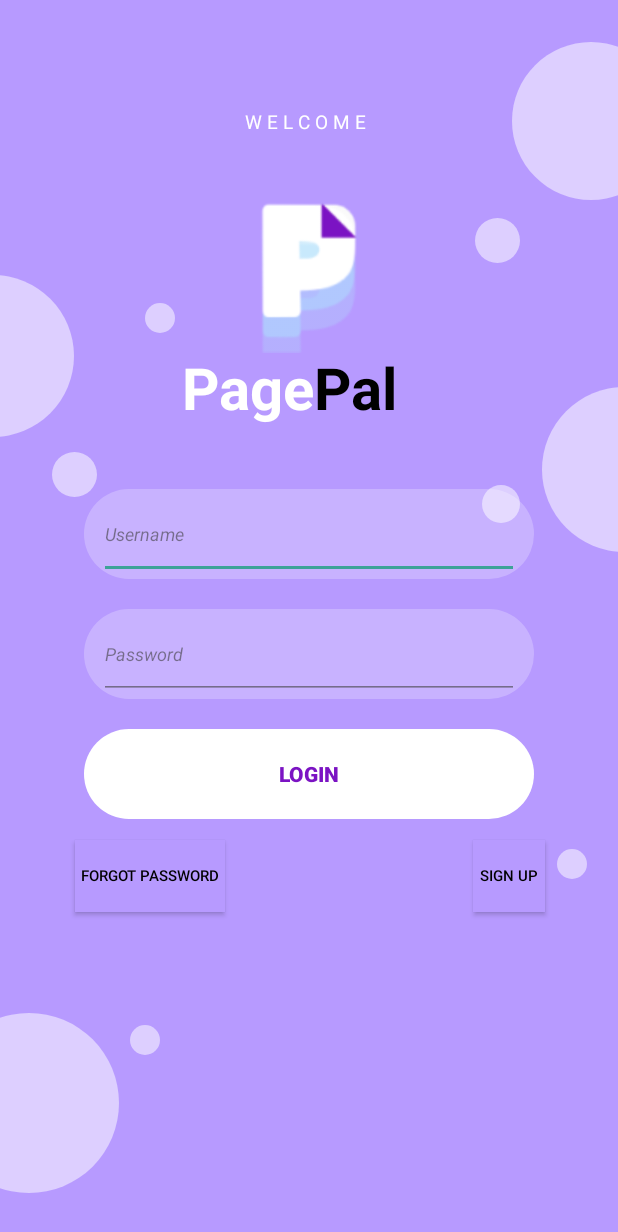
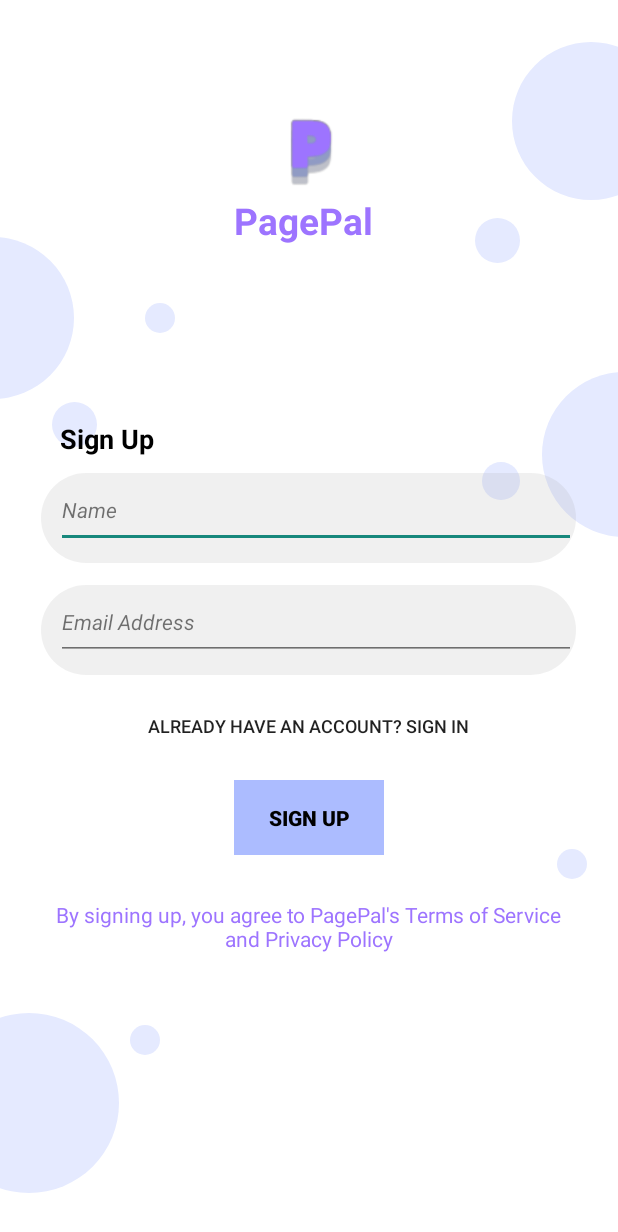
Before and after one commit to jei16/PagePal---CET4, an Android app built with Jetpack Compose: the screen it shows after launch (MainActivity), on a phone screen of 412 x 824 dp. Shown: the top 1232 px of the screen. Run offline under Robolectric (Android 15) with nearby library versions, the phone set to English and light mode, and no system bars.

Commit message:
Updated the first page of Sign Up Screen

```diff
--- a/app/src/main/java/com/example/pagepal/MainActivity.kt
+++ b/app/src/main/java/com/example/pagepal/MainActivity.kt
@@ -15,6 +15,6 @@ import com.example.pagepal.ui.theme.PagePalTheme
 class MainActivity : ComponentActivity() {
     override fun onCreate(savedInstanceState: Bundle?) {
         super.onCreate(savedInstanceState)
-        setContentView(R.layout.activity_loginscreen)
+        setContentView(R.layout.activity_signupscreen)
 }
 }
--- a/app/src/main/res/layout/activity_signupscreen.xml
+++ b/app/src/main/res/layout/activity_signupscreen.xml
@@ -4,6 +4,7 @@
     xmlns:tools="http://schemas.android.com/tools"
     android:layout_width="match_parent"
     android:layout_height="match_parent">
+
 
     <RelativeLayout
         android:layout_width="match_parent"
@@ -27,7 +28,7 @@
                 android:layout_width="108dp"
                 android:layout_height="108dp"
                 android:layout_marginStart="0dp"
-                android:layout_marginTop="155dp"
+                android:layout_marginTop="130dp"
                 android:background="@drawable/design_shape_signup" />
 
             <View
@@ -52,7 +53,7 @@
                 android:layout_width="30dp"
                 android:layout_height="30dp"
                 android:layout_marginStart="93dp"
-                android:layout_marginTop="273dp"
+                android:layout_marginTop="240dp"
                 android:background="@drawable/design_shape_signup" />
 
             <View
@@ -76,7 +77,7 @@
                 android:layout_width="25dp"
                 android:layout_height="25dp"
                 android:layout_marginStart="380dp"
-                android:layout_marginTop="295dp"
+                android:layout_marginTop="280dp"
                 android:background="@drawable/design_shape_signup" />
 
             <View
@@ -100,7 +101,7 @@
                 android:layout_width="110dp"
                 android:layout_height="110dp"
                 android:layout_marginStart="420dp"
-                android:layout_marginTop="230dp"
+                android:layout_marginTop="220dp"
                 android:background="@drawable/design_shape_signup" />
 
 
@@ -108,15 +109,17 @@
     </RelativeLayout>
 
     <RelativeLayout
+        android:id="@+id/pagepal_group_signup"
         android:layout_width="match_parent"
-        android:layout_height="match_parent">
+        android:layout_height="match_parent"
+        >
 
         <TextView
             android:id="@+id/pagepal_text_signup"
             android:layout_width="100dp"
             android:layout_height="40dp"
             android:layout_marginLeft="145dp"
-            android:layout_marginTop="110dp"
+            android:layout_marginTop="130dp"
             android:layout_centerHorizontal="true"
             android:text="PagePal"
             android:textColor="@color/design_color_signup_text"
@@ -131,7 +134,7 @@
             android:layout_height="60dp"
             android:layout_centerHorizontal="true"
             android:layout_marginStart="27dp"
-            android:layout_marginTop="50dp"
+            android:layout_marginTop="70dp"
             android:contentDescription="pagepal_logo_signup"
             android:src="@drawable/pagepal_logo_signup" />
 
@@ -148,11 +151,11 @@
             android:id="@+id/name_editText"
             android:layout_marginStart="10dp"
             android:layout_marginTop="0dp"
-            android:layout_width="280dp"
+            android:layout_width="380dp"
             android:layout_height="50dp"
             android:hint="Name"
             android:textColor="@color/black"
-            android:textSize="12sp"
+            android:textSize="14sp"
             android:textStyle="italic"
             android:inputType="text" />
 
@@ -161,13 +164,13 @@
             android:alpha="0.15"
             android:layout_marginStart="0dp"
             android:layout_marginTop="0dp"
-            android:layout_width="300dp"
-            android:layout_height="45dp" />
+            android:layout_width="400dp"
+            android:layout_height="60dp" />
 
     </RelativeLayout>
 
     <RelativeLayout android:id="@+id/email_tbox_signup_group"
-        android:layout_marginTop="375dp"
+        android:layout_marginTop="390dp"
         android:layout_marginStart="55dp"
         android:layout_centerHorizontal="true"
         android:layout_width="wrap_content"
@@ -177,11 +180,11 @@
             android:id="@+id/email_editText"
             android:layout_marginStart="10dp"
             android:layout_marginTop="0dp"
-            android:layout_width="280dp"
+            android:layout_width="380dp"
             android:layout_height="50dp"
             android:hint="Email Address"
             android:textColor="@color/black"
-            android:textSize="12sp"
+            android:textSize="14sp"
             android:textStyle="italic"
             android:inputType="text" />
 
@@ -190,9 +193,89 @@
             android:alpha="0.15"
             android:layout_marginStart="0dp"
             android:layout_marginTop="0dp"
-            android:layout_width="300dp"
-            android:layout_height="45dp" />
+            android:layout_width="400dp"
+            android:layout_height="60dp" />
 
     </RelativeLayout>
 
+    <RelativeLayout
+        android:id="@+id/terms_group"
+        android:layout_marginTop="600dp"
+        android:layout_marginStart="55dp"
+        android:layout_centerHorizontal="true"
+        android:layout_width="wrap_content"
+        android:layout_height="wrap_content">
+
+        <TextView
+            android:id="@+id/terms_text"
+            android:layout_width="wrap_content"
+            android:layout_height="wrap_content"
+            android:textAlignment="center"
+            android:text="By signing up, you agree to PagePal's Terms of Service and Privacy Policy"
+            android:textColor="@color/design_color_signup_text"
+            />
+    </RelativeLayout>
+
+    <RelativeLayout
+        android:id="@+id/signup_group"
+        android:layout_width="70dp"
+        android:layout_height="match_parent"
+        android:layout_marginLeft="40dp"
+        android:layout_marginTop="130dp"
+        >
+
+        <TextView
+            android:id="@+id/signup_text"
+            android:layout_width="match_parent"
+            android:layout_height="25dp"
+            android:layout_marginTop="150dp"
+            android:text="Sign Up"
+            android:textSize="18sp"
+            android:textColor="@color/black"
+            android:textStyle="bold"
+            />
+
+    </RelativeLayout>
+
+    <RelativeLayout
+        android:id="@+id/sigin_button_group"
+        android:layout_width="wrap_content"
+        android:layout_height="wrap_content"
+        android:layout_marginTop="460dp"
+        android:layout_centerHorizontal="true"
+        >
+
+        <Button
+            android:id="@+id/signin_button"
+            android:layout_width="wrap_content"
+            android:layout_height="wrap_content"
+            android:text="Already have an account? Sign in"
+            android:background="@color/white"
+            android:textSize="12sp"
+
+            />
+
+    </RelativeLayout>
+
+    <RelativeLayout
+        android:layout_width="100dp"
+        android:layout_height="50dp"
+        android:layout_marginTop="520dp"
+        android:layout_centerHorizontal="true"
+
+        >
+
+        <Button
+            android:layout_width="match_parent"
+            android:layout_height="match_parent"
+            android:text="Sign Up"
+            android:textColor="@color/black"
+            android:textStyle="bold"
+            android:background="@color/signup_button"
+
+            />
+
+    </RelativeLayout>
+
+
 </RelativeLayout>
--- a/app/src/main/res/values/colors.xml
+++ b/app/src/main/res/values/colors.xml
@@ -16,4 +16,5 @@
     <color name="design_color_signup">#E5EAFF</color>
     <color name="design_color_signup_text">#9D74FF</color>
     <color name="design_color_signup_textbox">#9D9D9D</color>
+    <color name="signup_button">#ACBCFF</color>
 </resources>
```
